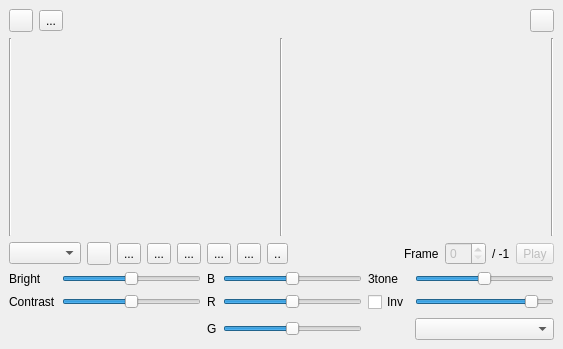
Before: the Qt Designer form mainwin.ui in samstyle/scrconv, drawn with Qt 5.
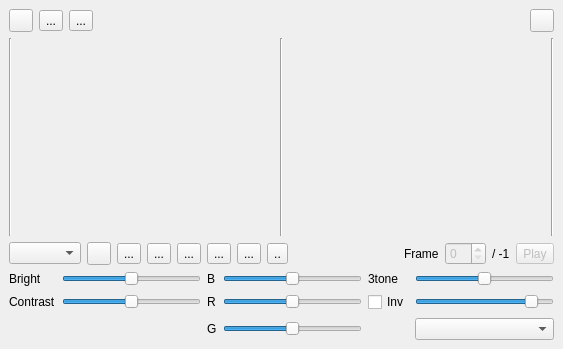
After: the same form once the commit is applied. Icons and pictures are not drawn. Custom widgets are drawn as their Qt base class.

```diff
--- a/mainwin.ui
+++ b/mainwin.ui
@@ -64,6 +64,20 @@
         </property>
        </widget>
       </item>
+      <item>
+       <widget class="QToolButton" name="tbUrl">
+        <property name="toolTip">
+         <string>Open url</string>
+        </property>
+        <property name="text">
+         <string>...</string>
+        </property>
+        <property name="icon">
+         <iconset resource="resources.qrc">
+          <normaloff>:/web.png</normaloff>:/web.png</iconset>
+        </property>
+       </widget>
+      </item>
       <item>
        <spacer name="horizontalSpacer_2">
         <property name="orientation">
```
Left out of the diff: 18 changed lines with no effect on the pictures.
